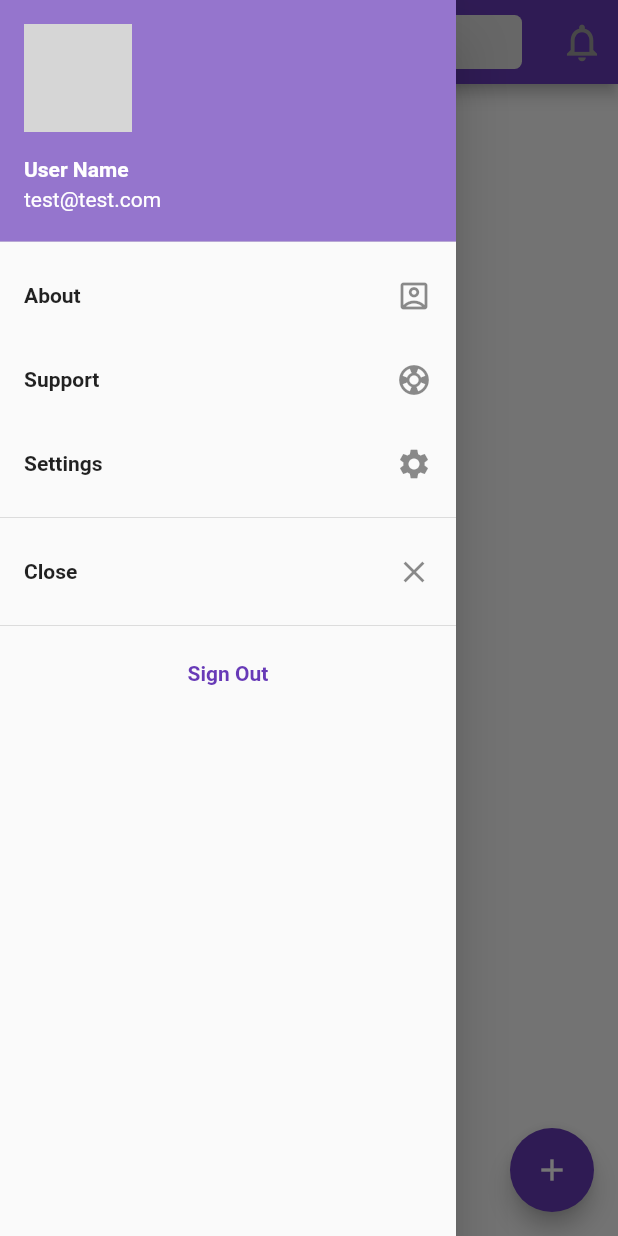
After one commit to 0x01-itsmurphy/home_rental, a Flutter app: the HomeScreen screen opened directly, scrolled down 200 dp, after a tap on the "menu open" icon, on a phone screen of 412 x 824 dp. The commit adds this screen. Run offline on Flutter 3.47's test engine with Material 2 defaults, Android fonts, the light colour scheme and no system bars; drawn by our look-alikes of flutter_speed_dial; our stand-ins replace flutter_secure_storage, flutter_spinkit, google_fonts, image_picker, material_floating_search_bar; accounts and stored records are empty; network calls fail; Roboto replaces fonts that are missing (Ubuntu); grey boxes are pictures that could not be loaded.

Commit message:
added drawer
added drawer + search-bar

```diff
--- a/lib/main.dart
+++ b/lib/main.dart
@@ -31,7 +31,8 @@ class _MyAppState extends State<MyApp> {
 
   void checkAuth() async {
     token = await storage.read(key: "token");
-    print("Runn---> $token");
+
+    print("Starting token check---> $token");
     if (token != null) {
       setState(() {
         page = const HomeScreen();
--- /dev/null
+++ b/lib/view/drawer/side_drawer.dart
@@ -0,0 +1,98 @@
+import 'package:flutter/material.dart';
+
+import 'package:flutter_secure_storage/flutter_secure_storage.dart';
+
+class SideDrawer extends StatefulWidget {
+  const SideDrawer({Key? key}) : super(key: key);
+
+  @override
+  _SideDrawerState createState() => _SideDrawerState();
+}
+
+class _SideDrawerState extends State<SideDrawer> {
+  final storage = const FlutterSecureStorage();
+
+  @override
+  Widget build(BuildContext context) {
+    return Drawer(
+      child: ListView(
+        children: <Widget>[
+          UserAccountsDrawerHeader(
+            decoration: BoxDecoration(color: Colors.deepPurple[300]),
+            accountName: const Text(
+              'User Name',
+              style: TextStyle(fontWeight: FontWeight.bold),
+            ),
+            accountEmail: const Text('test@test.com'),
+            currentAccountPicture: CircleAvatar(
+              backgroundColor: Colors.white,
+              radius: 80,
+              child: ClipOval(
+                child: Image.network(
+                  'https://cdn.pixabay.com/photo/2015/10/05/22/37/blank-profile-picture-973460__340.png',
+                  width: 150,
+                ),
+              ),
+            ),
+          ),
+          ListTile(
+            title: const Text(
+              'About',
+              style: TextStyle(fontWeight: FontWeight.bold),
+            ),
+            trailing: const Icon(Icons.account_box_outlined),
+            onTap: () {
+              // Navigator.of(context).pop();
+              // Navigator.of(context).push(MaterialPageRoute(
+              //   builder: (BuildContext context) {},
+              // ));
+            },
+          ),
+          ListTile(
+            title: const Text(
+              'Support',
+              style: TextStyle(fontWeight: FontWeight.bold),
+            ),
+            trailing: const Icon(Icons.support),
+            onTap: () {
+              Navigator.of(context).pop();
+              // Navigator.of(context).push(MaterialPageRoute(
+              //   builder: (BuildContext context) => Support(),
+              // ));
+            },
+          ),
+          ListTile(
+            title: const Text(
+              'Settings',
+              style: TextStyle(fontWeight: FontWeight.bold),
+            ),
+            trailing: const Icon(Icons.settings),
+            onTap: () {
+              Navigator.of(context).pop();
+              // Navigator.of(context).push(MaterialPageRoute(
+              //   builder: (BuildContext context) => Settings(),
+              // ));
+            },
+          ),
+          const Divider(),
+          ListTile(
+            title: const Text(
+              'Close',
+              style: TextStyle(fontWeight: FontWeight.bold),
+            ),
+            trailing: const Icon(Icons.close),
+            onTap: () => Navigator.of(context).pop(),
+          ),
+          const Divider(),
+          TextButton(
+            onPressed: () {},
+            child: const Text(
+              'Sign Out',
+              style: TextStyle(fontWeight: FontWeight.bold),
+            ),
+          ),
+        ],
+      ),
+    );
+  }
+}
--- a/lib/view/homescreen/homescreen.dart
+++ b/lib/view/homescreen/homescreen.dart
@@ -1,11 +1,13 @@
 // ignore_for_file: avoid_print
 
 import 'dart:convert';
+import 'package:flutter/cupertino.dart';
 import 'package:flutter/material.dart';
 import 'package:home_rental/controller/extention.dart';
 import 'package:home_rental/controller/loading.dart';
 import 'package:home_rental/view/details_page/details_page.dart';
 import 'package:home_rental/view/post_data/user_data_post.dart';
+import 'package:home_rental/view/drawer/side_drawer.dart';
 import 'package:home_rental/widgets/homepage_widget.dart';
 import 'package:flutter_speed_dial/flutter_speed_dial.dart';
 import 'package:http/http.dart' as http;
@@ -20,11 +22,12 @@ class HomeScreen extends StatefulWidget {
 
 String? message;
 List<User>? users;
-// String _text = '';
+
 bool loading = true;
+String query = '';
 
 class _HomeScreenState extends State<HomeScreen> {
-  Future fetchAllPosts() async {
+  Future fetchAllPosts(String query) async {
     final response = await http
         .get(Uri.parse('https://homeforrent.herokuapp.com/api/getallposts'));
 
@@ -38,9 +41,9 @@ class _HomeScreenState extends State<HomeScreen> {
       print(message);
       print(users!.length);
       print(users![1].address);
-      print(users![1].username);
     } else {
-      message = 'Request failed with status: ${response.statusCode}';
+      throw Exception(
+          message = 'Request failed with status: ${response.statusCode}');
     }
 
     setState(() {
@@ -52,6 +55,7 @@ class _HomeScreenState extends State<HomeScreen> {
   @override
   Widget build(BuildContext context) {
     return Scaffold(
+        drawer: const SideDrawer(),
         floatingActionButton: SpeedDial(
           child: const Icon(Icons.add),
           backgroundColor: Colors.deepPurple,
@@ -79,31 +83,86 @@ class _HomeScreenState extends State<HomeScreen> {
             ),
           ],
         ),
-        body: NestedScrollView(
+        body: SafeArea(
+          child: NestedScrollView(
             physics: const BouncingScrollPhysics(
                 parent: AlwaysScrollableScrollPhysics()),
-          headerSliverBuilder: (BuildContext context, bool innerBoxIsScrolled) {
+            headerSliverBuilder:
+                (BuildContext context, bool innerBoxIsScrolled) {
               return <Widget>[
                 // Another Widget can be added
-              SliverPersistentHeader(
-                delegate: MySliverAppBar(expandedHeight: 200),
-                pinned: false,
-              )
+                // SearchWidget(),
+                SliverAppBar(
+                  leading: IconButton(
+                    onPressed: () {
+                      Scaffold.of(context).openDrawer();
+                    },
+                    icon: const Icon(
+                      Icons.menu_open_outlined,
+                      size: 30,
+                      color: Colors.grey,
+                    ),
+                  ),
+                  actions: [
+                    IconButton(
+                      icon: const Icon(
+                        Icons.notifications_outlined,
+                        size: 30,
+                        color: Colors.grey,
+                      ),
+                      onPressed: () {},
+                    ),
+                  ],
+                  expandedHeight: 200.0,
+                  floating: true,
+                  pinned: true,
+                  title: Padding(
+                    padding: const EdgeInsets.all(0),
+                    child: CupertinoTextField(
+                      keyboardType: TextInputType.text,
+                      placeholder: 'Search',
+                      placeholderStyle: const TextStyle(
+                        fontSize: 15.0,
+                      ),
+                      prefix: const Padding(
+                        padding: EdgeInsets.fromLTRB(9.0, 6.0, 9.0, 6.0),
+                        child: Icon(
+                          Icons.search,
+                          color: Colors.black,
+                        ),
+                      ),
+                      decoration: BoxDecoration(
+                        borderRadius: BorderRadius.circular(5),
+                        color: Colors.grey[300],
+                      ),
+                    ),
+                  ),
+                  flexibleSpace: FlexibleSpaceBar(
+                    background: Image.asset(
+                      "assets/images/undraw_rent_house.png",
+                      fit: BoxFit.cover,
+                    ),
+                  ),
+                ),
+
+                // SliverPersistentHeader(
+                //   delegate: MySliverAppBar(expandedHeight: 200),
+                //   pinned: false,
+                // )
               ];
             },
-          body: Container(
-            color: Colors.deepPurple[100],
-            child: RefreshIndicator(
+            body: RefreshIndicator(
               onRefresh: () async {
                 setState(() {
-                  fetchAllPosts();
+                  fetchAllPosts(query);
                 });
               },
               child: FutureBuilder(
-                future: fetchAllPosts(),
+                future: fetchAllPosts(query),
                 builder: (context, snapshot) {
                   if (snapshot.hasData) {
                     return ListView.builder(
+                        padding: EdgeInsets.zero,
                         physics: const BouncingScrollPhysics(
                             parent: AlwaysScrollableScrollPhysics()),
                         itemBuilder: (context, index) {
@@ -119,13 +178,11 @@ class _HomeScreenState extends State<HomeScreen> {
                                 ),
                               );
                             },
-                            child: Column(
-                              children: [
-                                Card(
+                            child: Card(
                               shape: RoundedRectangleBorder(
                                 borderRadius: BorderRadius.circular(15.0),
                               ),
-                                  elevation: 5,
+                              elevation: 2,
                               child: Padding(
                                 padding: const EdgeInsets.symmetric(
                                     horizontal: 8.0, vertical: 8.0),
@@ -144,8 +201,7 @@ class _HomeScreenState extends State<HomeScreen> {
                                               .size
                                               .aspectRatio,
                                       child: ClipRRect(
-                                            borderRadius:
-                                                BorderRadius.circular(10),
+                                        borderRadius: BorderRadius.circular(10),
                                         child: Image.network(
                                           users![index].picture.toString(),
                                           fit: BoxFit.cover,
@@ -207,8 +263,6 @@ class _HomeScreenState extends State<HomeScreen> {
                                 ),
                               ),
                             ),
-                              ],
-                            ),
                           );
                         },
                         itemCount: users == null ? 0 : users!.length);
--- a/lib/widgets/details_page_widgets.dart
+++ b/lib/widgets/details_page_widgets.dart
@@ -10,10 +10,12 @@ class Facilities extends StatelessWidget {
   @override
   Widget build(BuildContext context) {
     return Container(
+      // alignment: Alignment.center,
       padding: const EdgeInsets.all(2),
-      height: 80,
-      width: 80,
+      // height: 100,
+      width: 100,
       child: Card(
+        margin: const EdgeInsets.all(10),
         elevation: 2,
         shape: RoundedRectangleBorder(
           borderRadius: BorderRadius.circular(20.0),
--- a/pubspec.yaml
+++ b/pubspec.yaml
@@ -53,6 +53,7 @@ dev_dependencies:
   flutter_spinkit: ^5.1.0
   google_fonts: ^2.2.0
   flutter_svg: ^1.0.0
+  material_floating_search_bar: ^0.3.6
 
 flutter_native_splash:
   color: "#090000"
```
Also changed, not shown: lib/models/json_model.dart (deleted, +0 -74 lines), lib/view/post_data/user_data_post.dart (+2 -6 lines), lib/view/register/signin.dart (+6 -2 lines), lib/widgets/homepage_widget.dart (+66 -22 lines), assets/images/undraw_rent_house.png, lib/view/drawer/settings.dart (added), pubspec.lock. Lines whose indentation alone changed are shown as unchanged.
